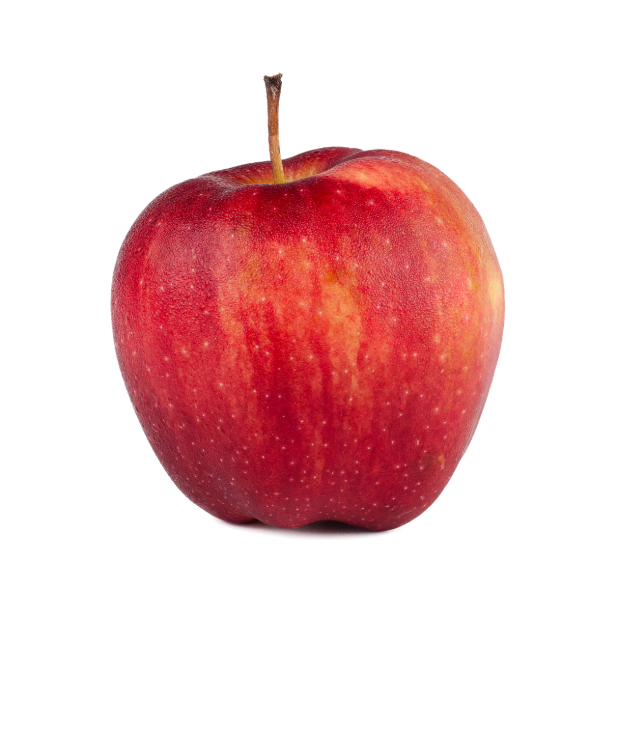
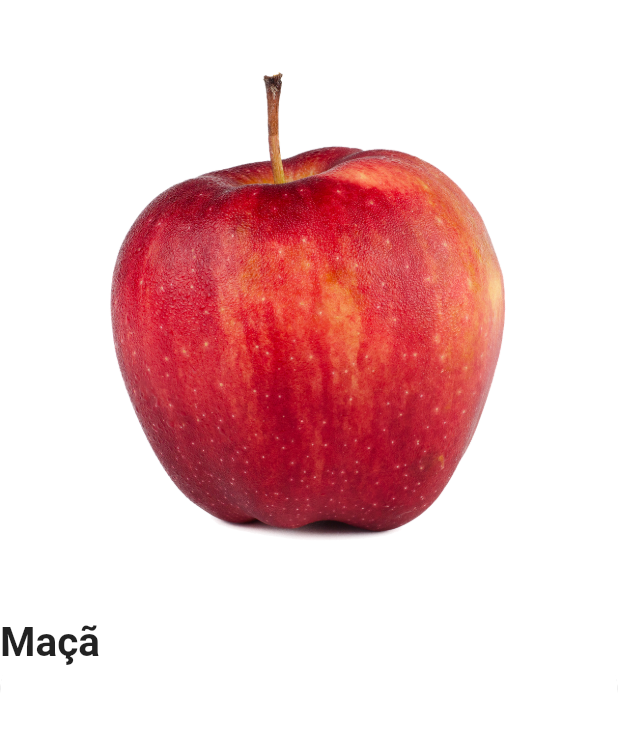
Before and after one commit to baborges45/project_acme_flutter, a Flutter app: the screen it shows after launch, after a tap on "Maçã", on a phone screen of 412 x 824 dp. Shown: the top 729 px of the screen. Run offline on Flutter 3.47's test engine with Material 2 defaults, Android fonts, the light colour scheme and no system bars; our stand-ins replace animated_text_kit, badges; project files that could hold a hidden picture were left out.

Commit message:
product screen

```diff
--- a/lib/src/pages/product/product_screen.dart
+++ b/lib/src/pages/product/product_screen.dart
@@ -24,6 +24,28 @@ class ProductScreen extends StatelessWidget {
               child: Container(
                 decoration: BoxDecoration(
                   color: Colors.white,
+                  borderRadius: BorderRadius.vertical(
+                    top: Radius.circular(50),
+                  ),
+                  boxShadow: [
+                    BoxShadow(
+                      color: Colors.grey.shade600,
+                      offset: Offset(0, 2),
+                    ),
+                  ],
+                ),
+                child: Column(
+                  crossAxisAlignment: CrossAxisAlignment.stretch,
+                  children: [
+                    Text(
+                      itemModel.itemName!,
+                      maxLines: 2,
+                      style: TextStyle(
+                        fontSize: 27,
+                        fontWeight: FontWeight.bold,
+                      ),
+                    ),
+                  ],
                 ),
               ),
             ),
```
